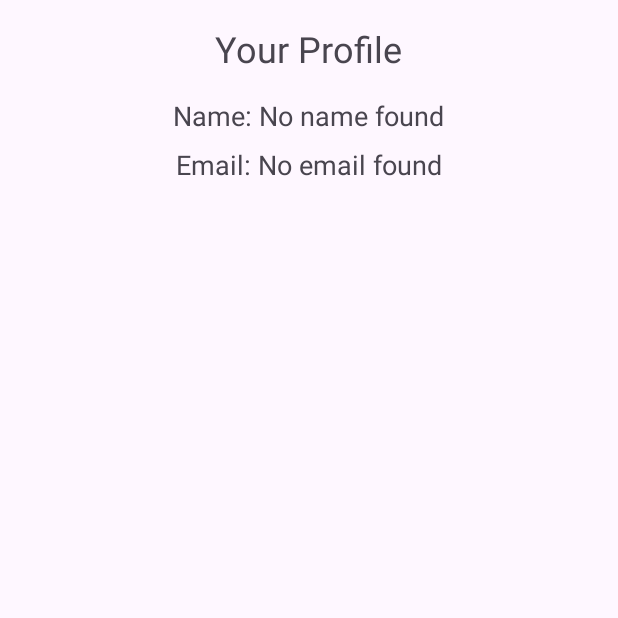
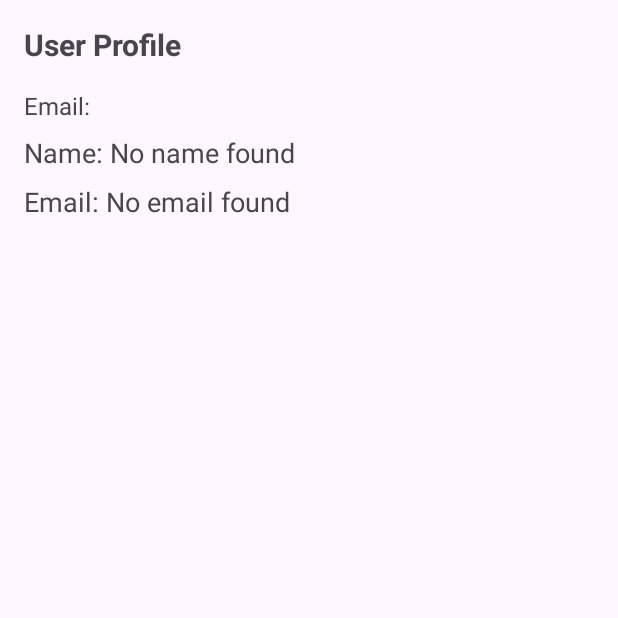
Before and after one commit to Hetti219/luxevista_resort, an Android app: the ProfileActivity screen opened directly, with no data from a screen before it, on a phone screen of 412 x 824 dp, the top half of it. Run offline under Robolectric (Android 15) with nearby library versions, the phone set to English and light mode, and no system bars.

Commit message:
Update activity_profile.xml

```diff
--- a/app/src/main/res/layout/activity_profile.xml
+++ b/app/src/main/res/layout/activity_profile.xml
@@ -2,7 +2,6 @@
 <LinearLayout xmlns:android="http://schemas.android.com/apk/res/android"
     android:layout_width="match_parent"
     android:layout_height="match_parent"
-    android:gravity="center_horizontal"
     android:orientation="vertical"
     android:padding="16dp">
 
@@ -10,20 +9,30 @@
         android:layout_width="wrap_content"
         android:layout_height="wrap_content"
         android:layout_marginBottom="16dp"
-        android:text="Your Profile"
-        android:textSize="24sp" />
+        android:text="User Profile"
+        android:textSize="20sp"
+        android:textStyle="bold" />
+
+    <TextView
+        android:layout_width="wrap_content"
+        android:layout_height="wrap_content"
+        android:text="Email:"
+        android:textSize="16sp" />
 
     <TextView
         android:id="@+id/textViewProfileFullName"
         android:layout_width="wrap_content"
         android:layout_height="wrap_content"
-        android:layout_marginBottom="8dp"
+        android:layout_marginTop="8dp"
+        android:text="Sathika Shervin Hettiarachchi"
         android:textSize="18sp" />
 
     <TextView
         android:id="@+id/textViewProfileEmail"
         android:layout_width="wrap_content"
         android:layout_height="wrap_content"
+        android:layout_marginTop="8dp"
+        android:text="user@example.com"
         android:textSize="18sp" />
 
 </LinearLayout>
```
